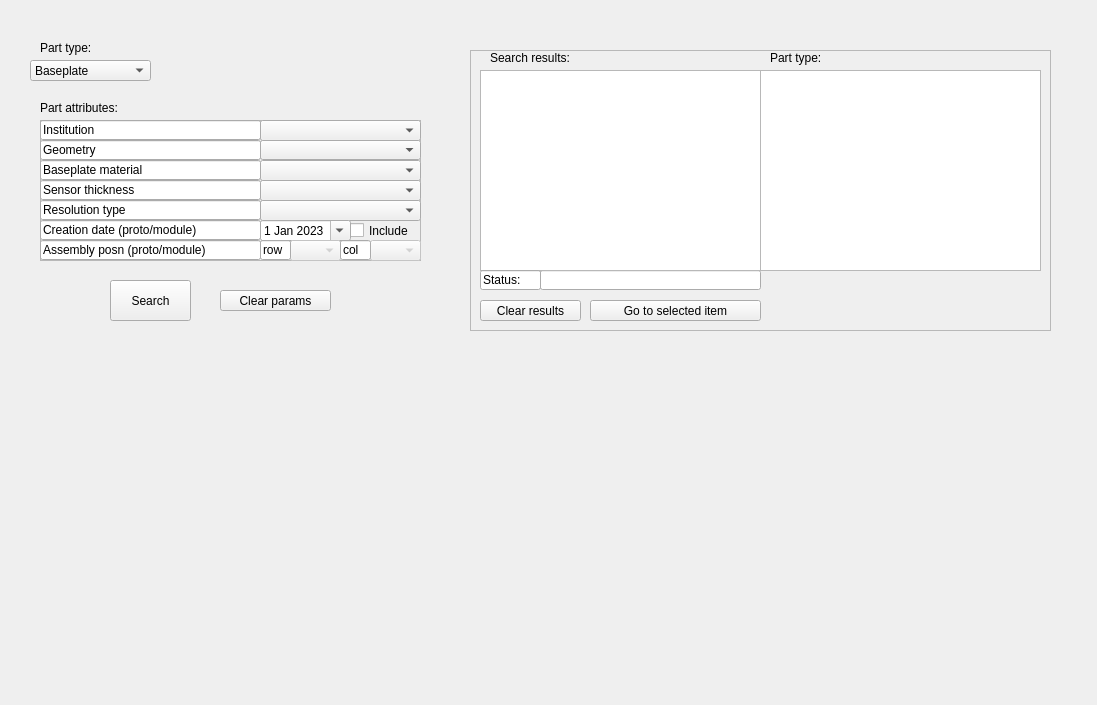
Qt form pages_ui/search.ui (IncandelaLab/SharedUI) before a commit.
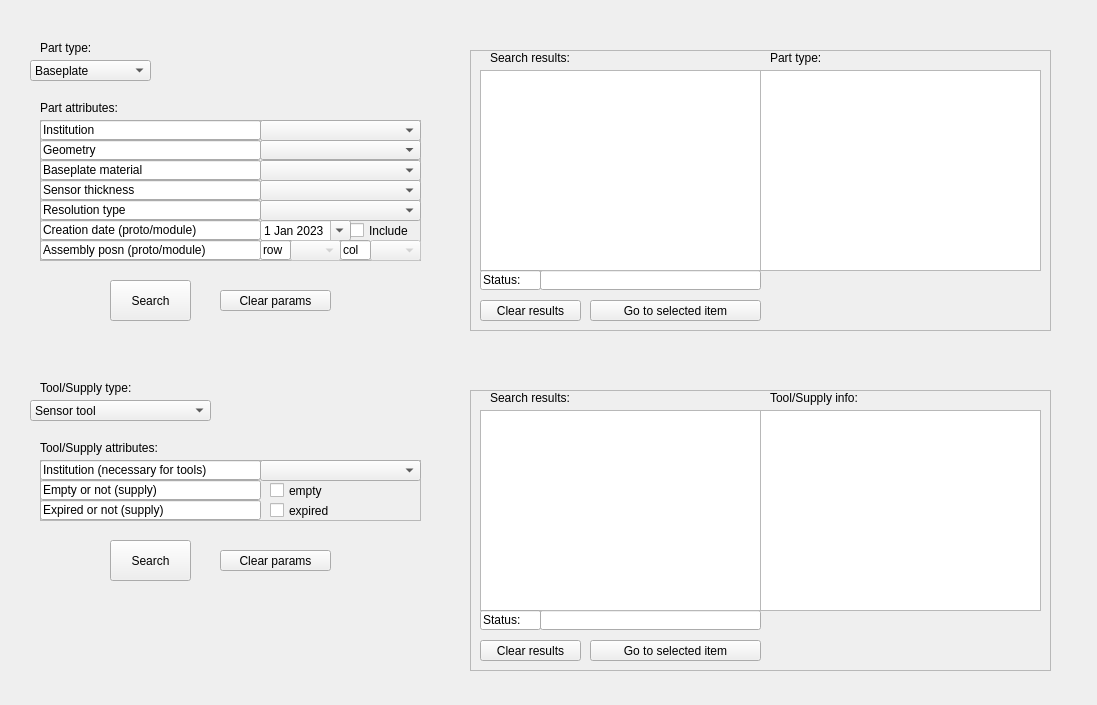
The same form after that commit.

Commit message: Extend search page to include tools and supplies

Patch:
```diff
--- a/pages_ui/search.ui
+++ b/pages_ui/search.ui
@@ -740,6 +740,426 @@
     </property>
    </widget>
   </widget>
+  <widget class="QLabel" name="label_8">
+   <property name="geometry">
+    <rect>
+     <x>40</x>
+     <y>380</y>
+     <width>111</width>
+     <height>16</height>
+    </rect>
+   </property>
+   <property name="text">
+    <string>Tool/Supply type:</string>
+   </property>
+  </widget>
+  <widget class="QComboBox" name="cbToolSupplyType">
+   <property name="geometry">
+    <rect>
+     <x>30</x>
+     <y>400</y>
+     <width>181</width>
+     <height>21</height>
+    </rect>
+   </property>
+   <property name="currentIndex">
+    <number>0</number>
+   </property>
+   <item>
+    <property name="text">
+     <string>Sensor tool</string>
+    </property>
+   </item>
+   <item>
+    <property name="text">
+     <string>PCB tool</string>
+    </property>
+   </item>
+   <item>
+    <property name="text">
+     <string>Assembly tray</string>
+    </property>
+   </item>
+   <item>
+    <property name="text">
+     <string>Sensor component tray</string>
+    </property>
+   </item>
+   <item>
+    <property name="text">
+     <string>PCB component tray</string>
+    </property>
+   </item>
+   <item>
+    <property name="text">
+     <string>Araldite batch</string>
+    </property>
+   </item>
+   <item>
+    <property name="text">
+     <string>Wedge batch</string>
+    </property>
+   </item>
+   <item>
+    <property name="text">
+     <string>Sylgard batch</string>
+    </property>
+   </item>
+   <item>
+    <property name="text">
+     <string>Bond wire batch</string>
+    </property>
+   </item>
+   <item>
+    <property name="text">
+     <string>Transfer tape 50um</string>
+    </property>
+   </item>
+   <item>
+    <property name="text">
+     <string>Transfer tape 125um</string>
+    </property>
+   </item>
+  </widget>
+  <widget class="QLabel" name="label_4">
+   <property name="geometry">
+    <rect>
+     <x>40</x>
+     <y>440</y>
+     <width>151</width>
+     <height>16</height>
+    </rect>
+   </property>
+   <property name="text">
+    <string>Tool/Supply attributes:</string>
+   </property>
+  </widget>
+  <widget class="QFrame" name="frame_3">
+   <property name="geometry">
+    <rect>
+     <x>40</x>
+     <y>460</y>
+     <width>381</width>
+     <height>61</height>
+    </rect>
+   </property>
+   <property name="frameShape">
+    <enum>QFrame::StyledPanel</enum>
+   </property>
+   <property name="frameShadow">
+    <enum>QFrame::Raised</enum>
+   </property>
+   <widget class="QCheckBox" name="ckEmpty">
+    <property name="enabled">
+     <bool>true</bool>
+    </property>
+    <property name="geometry">
+     <rect>
+      <x>230</x>
+      <y>20</y>
+      <width>71</width>
+      <height>21</height>
+     </rect>
+    </property>
+    <property name="text">
+     <string>empty</string>
+    </property>
+   </widget>
+   <widget class="QComboBox" name="cbInstitutionTool">
+    <property name="geometry">
+     <rect>
+      <x>220</x>
+      <y>0</y>
+      <width>161</width>
+      <height>21</height>
+     </rect>
+    </property>
+    <property name="currentIndex">
+     <number>0</number>
+    </property>
+    <item>
+     <property name="text">
+      <string/>
+     </property>
+    </item>
+    <item>
+     <property name="text">
+      <string>CERN</string>
+     </property>
+    </item>
+    <item>
+     <property name="text">
+      <string>FNAL</string>
+     </property>
+    </item>
+    <item>
+     <property name="text">
+      <string>UCSB</string>
+     </property>
+    </item>
+    <item>
+     <property name="text">
+      <string>UMN</string>
+     </property>
+    </item>
+    <item>
+     <property name="text">
+      <string>HEPHY</string>
+     </property>
+    </item>
+    <item>
+     <property name="text">
+      <string>HPK</string>
+     </property>
+    </item>
+    <item>
+     <property name="text">
+      <string>CMU</string>
+     </property>
+    </item>
+    <item>
+     <property name="text">
+      <string>TTU</string>
+     </property>
+    </item>
+    <item>
+     <property name="text">
+      <string>IHEP</string>
+     </property>
+    </item>
+    <item>
+     <property name="text">
+      <string>TIFR</string>
+     </property>
+    </item>
+    <item>
+     <property name="text">
+      <string>NTU</string>
+     </property>
+    </item>
+    <item>
+     <property name="text">
+      <string>FSU</string>
+     </property>
+    </item>
+   </widget>
+   <widget class="QLineEdit" name="lineEdit_23">
+    <property name="geometry">
+     <rect>
+      <x>0</x>
+      <y>0</y>
+      <width>221</width>
+      <height>20</height>
+     </rect>
+    </property>
+    <property name="text">
+     <string>Institution (necessary for tools)</string>
+    </property>
+    <property name="readOnly">
+     <bool>true</bool>
+    </property>
+   </widget>
+   <widget class="QLineEdit" name="lineEdit_24">
+    <property name="geometry">
+     <rect>
+      <x>0</x>
+      <y>40</y>
+      <width>221</width>
+      <height>20</height>
+     </rect>
+    </property>
+    <property name="text">
+     <string>Expired or not (supply)</string>
+    </property>
+    <property name="readOnly">
+     <bool>true</bool>
+    </property>
+   </widget>
+   <widget class="QLineEdit" name="lineEdit_29">
+    <property name="geometry">
+     <rect>
+      <x>0</x>
+      <y>20</y>
+      <width>221</width>
+      <height>20</height>
+     </rect>
+    </property>
+    <property name="text">
+     <string>Empty or not (supply)</string>
+    </property>
+    <property name="readOnly">
+     <bool>true</bool>
+    </property>
+   </widget>
+   <widget class="QCheckBox" name="ckExpired">
+    <property name="enabled">
+     <bool>true</bool>
+    </property>
+    <property name="geometry">
+     <rect>
+      <x>230</x>
+      <y>40</y>
+      <width>71</width>
+      <height>21</height>
+     </rect>
+    </property>
+    <property name="text">
+     <string>expired</string>
+    </property>
+   </widget>
+  </widget>
+  <widget class="QPushButton" name="pbSearch_2">
+   <property name="geometry">
+    <rect>
+     <x>110</x>
+     <y>540</y>
+     <width>81</width>
+     <height>41</height>
+    </rect>
+   </property>
+   <property name="text">
+    <string>Search</string>
+   </property>
+  </widget>
+  <widget class="QPushButton" name="pbClearParams_2">
+   <property name="geometry">
+    <rect>
+     <x>220</x>
+     <y>550</y>
+     <width>111</width>
+     <height>21</height>
+    </rect>
+   </property>
+   <property name="text">
+    <string>Clear params</string>
+   </property>
+  </widget>
+  <widget class="QFrame" name="frame_4">
+   <property name="geometry">
+    <rect>
+     <x>470</x>
+     <y>390</y>
+     <width>581</width>
+     <height>281</height>
+    </rect>
+   </property>
+   <property name="frameShape">
+    <enum>QFrame::StyledPanel</enum>
+   </property>
+   <property name="frameShadow">
+    <enum>QFrame::Raised</enum>
+   </property>
+   <widget class="QPushButton" name="pbGoToToolSupply">
+    <property name="geometry">
+     <rect>
+      <x>120</x>
+      <y>250</y>
+      <width>171</width>
+      <height>21</height>
+     </rect>
+    </property>
+    <property name="text">
+     <string>Go to selected item</string>
+    </property>
+   </widget>
+   <widget class="QLineEdit" name="leStatusToolSupply">
+    <property name="geometry">
+     <rect>
+      <x>70</x>
+      <y>220</y>
+      <width>221</width>
+      <height>20</height>
+     </rect>
+    </property>
+    <property name="text">
+     <string/>
+    </property>
+    <property name="readOnly">
+     <bool>true</bool>
+    </property>
+   </widget>
+   <widget class="QListWidget" name="lwInfoList">
+    <property name="geometry">
+     <rect>
+      <x>290</x>
+      <y>20</y>
+      <width>281</width>
+      <height>201</height>
+     </rect>
+    </property>
+    <property name="midLineWidth">
+     <number>1</number>
+    </property>
+   </widget>
+   <widget class="QListWidget" name="lwToolSupplyList">
+    <property name="geometry">
+     <rect>
+      <x>10</x>
+      <y>20</y>
+      <width>281</width>
+      <height>201</height>
+     </rect>
+    </property>
+    <property name="midLineWidth">
+     <number>1</number>
+    </property>
+   </widget>
+   <widget class="QLineEdit" name="lineEdit_27">
+    <property name="geometry">
+     <rect>
+      <x>10</x>
+      <y>220</y>
+      <width>61</width>
+      <height>20</height>
+     </rect>
+    </property>
+    <property name="text">
+     <string>Status:</string>
+    </property>
+    <property name="readOnly">
+     <bool>true</bool>
+    </property>
+   </widget>
+   <widget class="QPushButton" name="pbClearResults_2">
+    <property name="geometry">
+     <rect>
+      <x>10</x>
+      <y>250</y>
+      <width>101</width>
+      <height>21</height>
+     </rect>
+    </property>
+    <property name="text">
+     <string>Clear results</string>
+    </property>
+   </widget>
+   <widget class="QLabel" name="label_5">
+    <property name="geometry">
+     <rect>
+      <x>20</x>
+      <y>0</y>
+      <width>191</width>
+      <height>16</height>
+     </rect>
+    </property>
+    <property name="text">
+     <string>Search results:</string>
+    </property>
+   </widget>
+   <widget class="QLabel" name="label_6">
+    <property name="geometry">
+     <rect>
+      <x>300</x>
+      <y>0</y>
+      <width>191</width>
+      <height>16</height>
+     </rect>
+    </property>
+    <property name="text">
+     <string>Tool/Supply info:</string>
+    </property>
+   </widget>
+  </widget>
  </widget>
  <resources/>
  <connections/>
```
Left out of the diff: 2 changed lines with no effect on the pictures. The commit also changes 6 other files.
